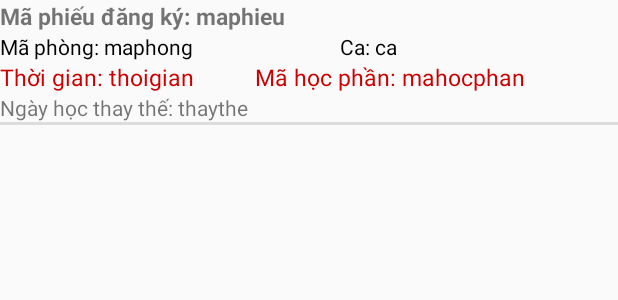
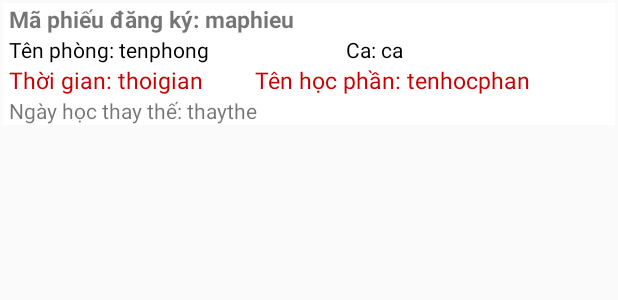
Before and after one commit to Shieldo392/Lab_Mangement, an Android app: the layout item_registerlab.xml on its own in the app's theme, with its tools: preview values and no code run, on a phone screen of 412 x 824 dp. Shown: the top 300 px of the screen. Run offline under Robolectric (Android 15) with nearby library versions, the phone set to English and light mode, and no system bars.

Commit message:
fix some trung task bugs

```diff
--- a/app/src/main/java/com/example/lab_management/objects/RegisterLab.java
+++ b/app/src/main/java/com/example/lab_management/objects/RegisterLab.java
@@ -3,6 +3,7 @@ package com.example.lab_management.objects;
 import java.util.Date;
 
 public class RegisterLab {
+    private int index;
     private int registerID;
     private int labID;
     private int userID;
--- a/app/src/main/java/com/example/lab_management/objects/Subject.java
+++ b/app/src/main/java/com/example/lab_management/objects/Subject.java
@@ -1,12 +1,10 @@
 package com.example.lab_management.objects;
 
 public class Subject {
-    private int index;
     private int SubjectID;
     private String SubjectName;
 
-    public Subject(int index, int subjectID, String subjectName) {
-        this.index = index;
+    public Subject(int subjectID, String subjectName) {
         SubjectID = subjectID;
         SubjectName = subjectName;
     }
--- a/app/src/main/java/com/example/lab_management/utils/FakeData.java
+++ b/app/src/main/java/com/example/lab_management/utils/FakeData.java
@@ -104,8 +104,8 @@ public class FakeData {
     public static void Insert_Subject_Term(Context context){
         SqLiteHelper sqliteHelper = SqLiteHelper.getInstance(context);
         List<Subject> list1 = new ArrayList<>();
-        list1.add(new Subject(1, 1, "Lập trình ăn roi"));
-        list1.add(new Subject(1, 2, "lập trình pờ hắt pừ"));
+        list1.add(new Subject(1, "Lập trình ăn roi"));
+        list1.add(new Subject(2, "lập trình pờ hắt pừ"));
 
         if (sqliteHelper.GetTableCount(SqLiteHelper.TBL_SUBJECT) <= 0){
             for (Subject subject : list1) {
--- a/app/src/main/res/layout/item_registerlab.xml
+++ b/app/src/main/res/layout/item_registerlab.xml
@@ -1,13 +1,19 @@
 <?xml version="1.0" encoding="utf-8"?>
 <LinearLayout xmlns:android="http://schemas.android.com/apk/res/android"
+    android:id="@+id/item_registerlab"
     android:layout_width="fill_parent"
     android:layout_height="wrap_content"
-    android:orientation="vertical" >
+    android:orientation="vertical"
+    android:padding="2dp">
 
     <LinearLayout
+        android:id="@+id/subitem_registerlab1"
         android:layout_width="match_parent"
         android:layout_height="match_parent"
-        android:orientation="horizontal">
+        android:background="#FFFFFF"
+        android:orientation="horizontal"
+        android:paddingLeft="4dp"
+        android:paddingRight="4dp">
 
         <TextView
             android:layout_width="wrap_content"
@@ -27,33 +33,37 @@
     </LinearLayout>
 
     <TableRow
+        android:id="@+id/subitem_registerlab2"
         android:layout_width="match_parent"
-        android:layout_height="match_parent">
+        android:layout_height="match_parent"
+        android:background="#FFFFFF"
+        android:paddingLeft="4dp"
+        android:paddingRight="4dp">
 
         <TableRow
-            android:layout_weight="2"
             android:layout_width="wrap_content"
             android:layout_height="match_parent"
+            android:layout_weight="2"
             android:orientation="horizontal">
 
             <TextView
                 android:layout_width="wrap_content"
                 android:layout_height="wrap_content"
-                android:text="Mã phòng: "
+                android:text="Tên phòng: "
                 android:textColor="@color/black" />
 
             <TextView
-                android:id="@+id/txt_item_labid"
+                android:id="@+id/txt_item_labname"
                 android:layout_width="wrap_content"
                 android:layout_height="wrap_content"
-                android:text="maphong"
+                android:text="tenphong"
                 android:textColor="@color/black" />
         </TableRow>
 
         <TableRow
-            android:layout_weight="3"
             android:layout_width="wrap_content"
             android:layout_height="match_parent"
+            android:layout_weight="3"
             android:orientation="horizontal">
 
             <TextView
@@ -74,8 +84,12 @@
     </TableRow>
 
     <TableRow
+        android:id="@+id/subitem_registerlab3"
         android:layout_width="match_parent"
-        android:layout_height="match_parent">
+        android:layout_height="match_parent"
+        android:background="#FFFFFF"
+        android:paddingLeft="4dp"
+        android:paddingRight="4dp">
 
         <TableRow
             android:layout_width="wrap_content"
@@ -108,15 +122,15 @@
             <TextView
                 android:layout_width="wrap_content"
                 android:layout_height="wrap_content"
-                android:text="Mã học phần: "
+                android:text="Tên học phần: "
                 android:textColor="@android:color/holo_red_dark"
                 android:textSize="15sp" />
 
             <TextView
-                android:id="@+id/txt_item_termid"
+                android:id="@+id/txt_item_termname"
                 android:layout_width="wrap_content"
                 android:layout_height="wrap_content"
-                android:text="mahocphan"
+                android:text="tenhocphan"
                 android:textColor="@android:color/holo_red_dark"
                 android:textSize="15sp" />
         </TableRow>
@@ -124,11 +138,16 @@
     </TableRow>
 
     <LinearLayout
+        android:id="@+id/subitem_registerlab4"
         android:layout_width="match_parent"
         android:layout_height="match_parent"
-        android:orientation="horizontal">
+        android:background="#FFFFFF"
+        android:orientation="horizontal"
+        android:paddingLeft="4dp"
+        android:paddingRight="4dp">
 
         <TextView
+            android:id="@+id/txt_label_replaced"
             android:layout_width="wrap_content"
             android:layout_height="wrap_content"
             android:text="Ngày học thay thế: " />
@@ -140,10 +159,4 @@
             android:text="thaythe" />
     </LinearLayout>
 
-    <View
-        android:id="@+id/divider"
-        android:layout_width="match_parent"
-        android:layout_height="2dp"
-        android:background="?android:attr/listDivider" />
-
 </LinearLayout>
```
Also changed, not shown: app/src/main/java/com/example/lab_management/manage_registerlab/RegisterLabActivity.java (+28 -5 lines), app/src/main/java/com/example/lab_management/manage_registerlab/adapter/RegisterLabAdapter.java (+71 -5 lines), app/src/main/java/com/example/lab_management/sqlhelper/SqLiteHelper.java (+36 -6 lines), app/src/main/res/layout/activity_registerlab.xml (+8 -9 lines).
